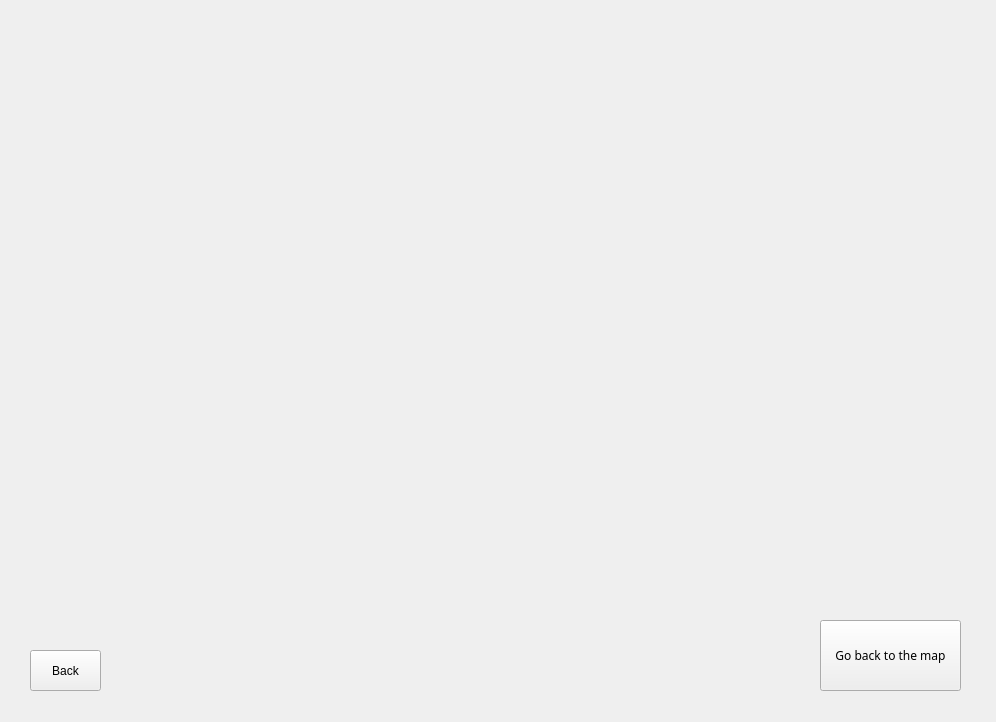
Before: the Qt Designer form AsiaTravelGuide/form.ui in bestcreator01/asia-travel-guide, drawn with Qt 5.
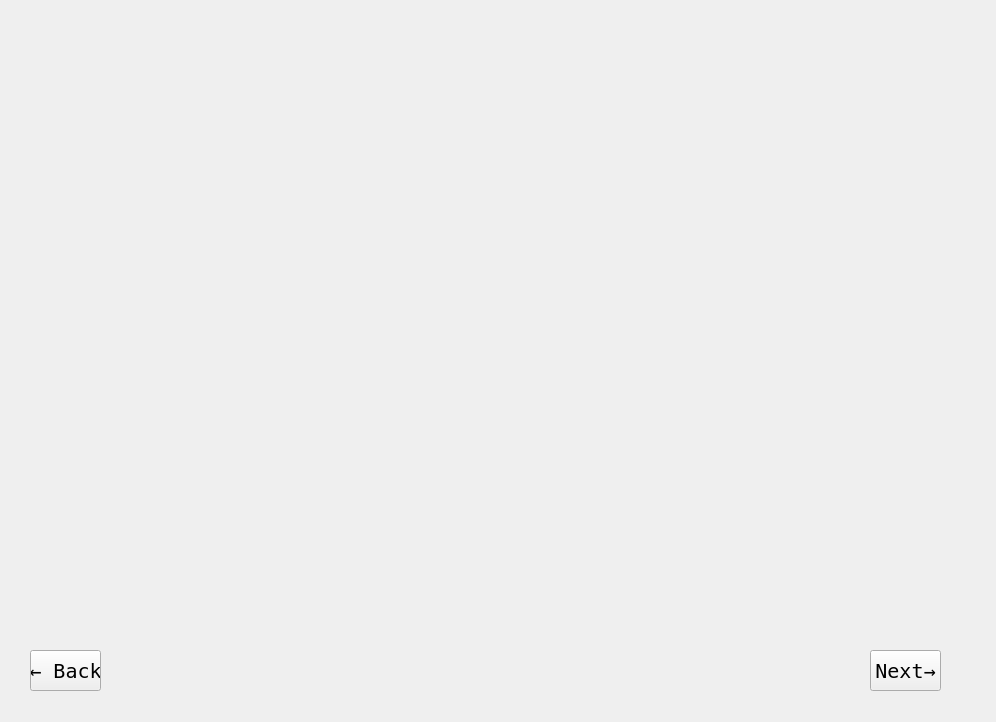
After: the same form once the commit is applied.

Commit message: Added all images for the popup window.

```diff
--- a/AsiaTravelGuide/form.ui
+++ b/AsiaTravelGuide/form.ui
@@ -48,8 +48,14 @@
      <height>41</height>
     </rect>
    </property>
+   <property name="font">
+    <font>
+     <family>Fixedsys</family>
+     <pointsize>15</pointsize>
+    </font>
+   </property>
    <property name="text">
-    <string>Next</string>
+    <string>Next→</string>
    </property>
   </widget>
   <widget class="QPushButton" name="backButton">
@@ -61,8 +67,14 @@
      <height>41</height>
     </rect>
    </property>
+   <property name="font">
+    <font>
+     <family>Fixedsys</family>
+     <pointsize>15</pointsize>
+    </font>
+   </property>
    <property name="text">
-    <string>Back</string>
+    <string>← Back</string>
    </property>
   </widget>
   <widget class="QLabel" name="image">
@@ -83,24 +95,6 @@
     <string/>
    </property>
   </widget>
-  <widget class="QPushButton" name="backToMapButton">
-   <property name="geometry">
-    <rect>
-     <x>820</x>
-     <y>620</y>
-     <width>141</width>
-     <height>71</height>
-    </rect>
-   </property>
-   <property name="font">
-    <font>
-     <family>Rockwell</family>
-    </font>
-   </property>
-   <property name="text">
-    <string>Go back to the map</string>
-   </property>
-  </widget>
  </widget>
  <resources/>
  <connections/>
```
The commit also changes 1 other file.
